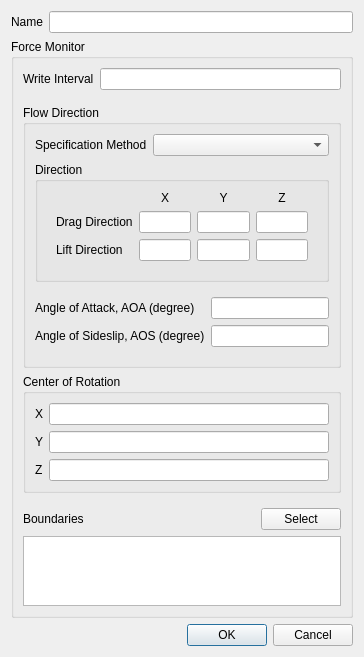
Old version of the form baramFlow/view/solution/monitors/force_dialog.ui in the repository nextfoam/baram.
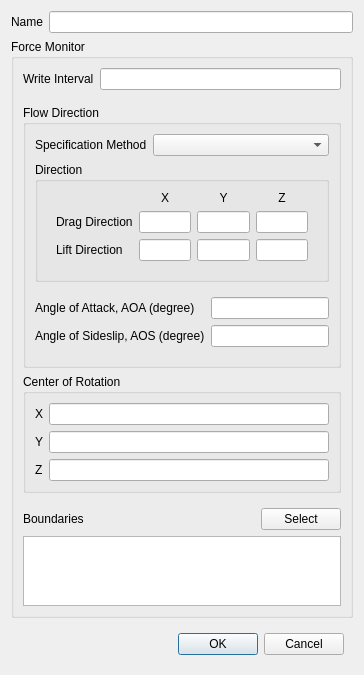
New version of the form. Custom widgets are drawn as their Qt base class.

Patch:
```diff
--- a/baramFlow/view/solution/monitors/force_dialog.ui
+++ b/baramFlow/view/solution/monitors/force_dialog.ui
@@ -339,13 +339,39 @@
     </widget>
    </item>
    <item>
-    <widget class="QDialogButtonBox" name="buttonBox">
-     <property name="orientation">
-      <enum>Qt::Horizontal</enum>
-     </property>
-     <property name="standardButtons">
-      <set>QDialogButtonBox::Cancel|QDialogButtonBox::Ok</set>
-     </property>
+    <widget class="QWidget" name="widget_6" native="true">
+     <layout class="QHBoxLayout" name="horizontalLayout_3">
+      <item>
+       <spacer name="horizontalSpacer_2">
+        <property name="orientation">
+         <enum>Qt::Orientation::Horizontal</enum>
+        </property>
+        <property name="sizeHint" stdset="0">
+         <size>
+          <width>208</width>
+          <height>20</height>
+         </size>
+        </property>
+       </spacer>
+      </item>
+      <item>
+       <widget class="QPushButton" name="ok">
+        <property name="text">
+         <string>OK</string>
+        </property>
+        <property name="default">
+         <bool>true</bool>
+        </property>
+       </widget>
+      </item>
+      <item>
+       <widget class="QPushButton" name="cancel">
+        <property name="text">
+         <string>Cancel</string>
+        </property>
+       </widget>
+      </item>
+     </layout>
     </widget>
    </item>
   </layout>
@@ -361,6 +387,11 @@
    <extends>QLineEdit</extends>
    <header>widgets.typed_edit</header>
   </customwidget>
+  <customwidget>
+   <class>FloatEdit</class>
+   <extends>QLineEdit</extends>
+   <header location="global">widgets.typed_edit</header>
+  </customwidget>
  </customwidgets>
  <tabstops>
   <tabstop>name</tabstop>
```
Left out of the diff: 64 changed lines with no effect on the pictures.
